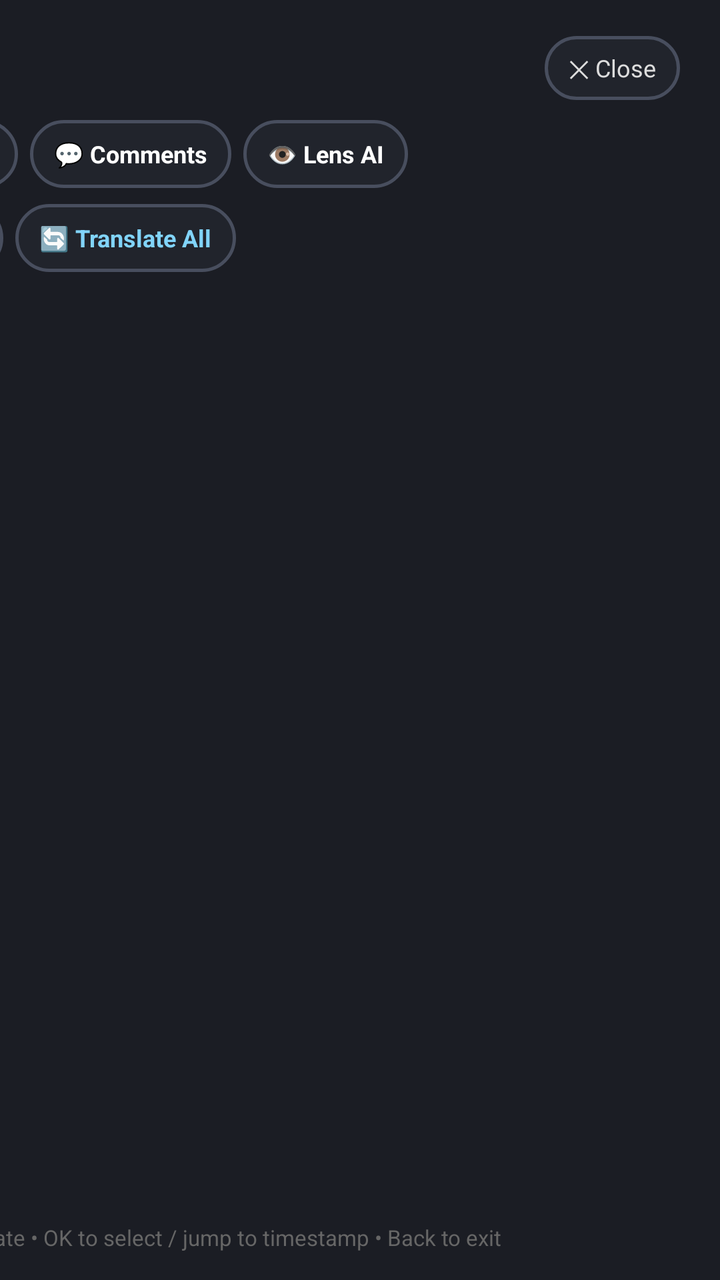
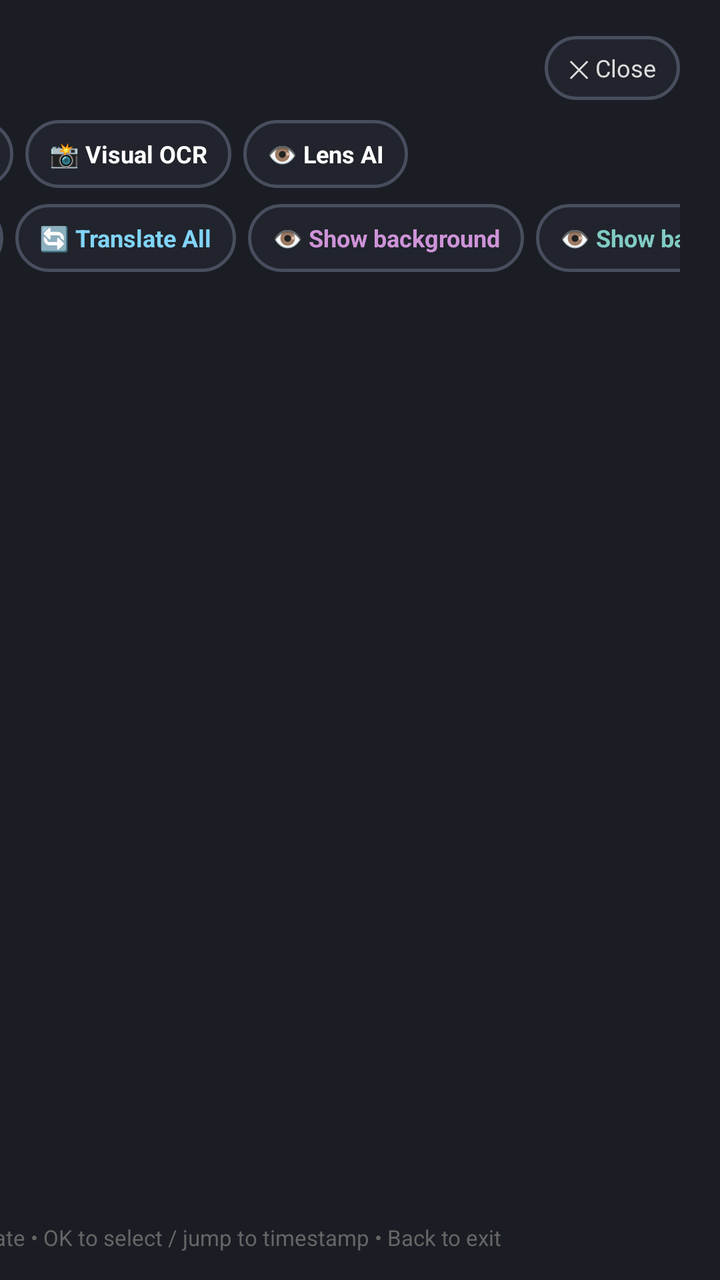

An Android layout rendered at two revisions. The XML below is the earlier revision; the diff shows what the commit changed to produce the second picture.
<!-- AndroidManifest.xml: application theme android:Theme.NoDisplay -->
<!-- res/layout/view_text_translator_overlay.xml -->
<?xml version="1.0" encoding="utf-8"?>
<FrameLayout xmlns:android="http://schemas.android.com/apk/res/android"
    android:id="@+id/tt_overlay_root"
    android:layout_width="match_parent"
    android:layout_height="match_parent"
    android:background="#66000000"
    android:clickable="true"
    android:focusable="false">

    <LinearLayout
        android:id="@+id/tt_panel_drawer"
        android:layout_width="560dp"
        android:layout_height="match_parent"
        android:layout_gravity="end"
        android:background="#1B1D24"
        android:elevation="16dp"
        android:orientation="vertical"
        android:paddingStart="20dp"
        android:paddingTop="18dp"
        android:paddingEnd="20dp"
        android:paddingBottom="14dp"
        android:clickable="true"
        android:focusable="false">

        
        <LinearLayout
            android:layout_width="match_parent"
            android:layout_height="wrap_content"
            android:orientation="horizontal"
            android:gravity="center_vertical"
            android:layout_marginBottom="10dp">

            <TextView
                android:id="@+id/tt_text_title"
                android:layout_width="0dp"
                android:layout_height="wrap_content"
                android:layout_weight="1"
                android:text="@string/tt_overlay_title"
                android:textColor="#8AB4F8"
                android:textSize="16sp"
                android:textStyle="bold" />

            <TextView
                android:id="@+id/tt_btn_close"
                android:layout_width="wrap_content"
                android:layout_height="32dp"
                android:background="@drawable/pill_youtube_tv"
                android:paddingStart="12dp"
                android:paddingEnd="12dp"
                android:gravity="center"
                android:text="@string/ai_close"
                android:textColor="#DDDDDD"
                android:textSize="12sp"
                android:focusable="true"
                android:clickable="true" />
        </LinearLayout>

        
        <HorizontalScrollView
            android:layout_width="match_parent"
            android:layout_height="wrap_content"
            android:scrollbars="none"
            android:layout_marginBottom="8dp">
            <LinearLayout
                android:layout_width="wrap_content"
                android:layout_height="wrap_content"
                android:orientation="horizontal">
                <TextView
                    android:id="@+id/tt_src_ui"
                    android:layout_width="wrap_content"
                    android:layout_height="34dp"
                    android:background="@drawable/pill_youtube_tv"
                    android:paddingStart="12dp"
                    android:paddingEnd="12dp"
                    android:gravity="center"
                    android:text="@string/tt_src_ui"
                    android:textColor="#FFFFFF"
                    android:textSize="12sp"
                    android:textStyle="bold"
                    android:focusable="true"
                    android:clickable="true"
                    android:layout_marginEnd="6dp" />
                <TextView
                    android:id="@+id/tt_src_ocr"
                    android:layout_width="wrap_content"
                    android:layout_height="34dp"
                    android:background="@drawable/pill_youtube_tv"
                    android:paddingStart="12dp"
                    android:paddingEnd="12dp"
                    android:gravity="center"
                    android:text="@string/tt_src_ocr"
                    android:textColor="#FFFFFF"
                    android:textSize="12sp"
                    android:textStyle="bold"
                    android:focusable="true"
                    android:clickable="true"
                    android:layout_marginEnd="6dp" />
                <TextView
                    android:id="@+id/tt_src_comments"
                    android:layout_width="wrap_content"
                    android:layout_height="34dp"
                    android:background="@drawable/pill_youtube_tv"
                    android:paddingStart="12dp"
                    android:paddingEnd="12dp"
                    android:gravity="center"
                    android:text="@string/tt_src_comments"
                    android:textColor="#FFFFFF"
                    android:textSize="12sp"
                    android:textStyle="bold"
                    android:focusable="true"
                    android:clickable="true"
                    android:layout_marginEnd="6dp" />
                <TextView
                    android:id="@+id/tt_src_lens"
                    android:layout_width="wrap_content"
                    android:layout_height="34dp"
                    android:background="@drawable/pill_youtube_tv"
                    android:paddingStart="12dp"
                    android:paddingEnd="12dp"
                    android:gravity="center"
                    android:text="@string/tt_src_lens"
                    android:textColor="#FFFFFF"
                    android:textSize="12sp"
                    android:textStyle="bold"
                    android:focusable="true"
                    android:clickable="true"
                    android:layout_marginEnd="6dp" />
            </LinearLayout>
        </HorizontalScrollView>

        
        <HorizontalScrollView
            android:layout_width="match_parent"
            android:layout_height="wrap_content"
            android:scrollbars="none"
            android:layout_marginBottom="10dp">
            <LinearLayout
                android:layout_width="wrap_content"
                android:layout_height="wrap_content"
                android:orientation="horizontal">
                <TextView
                    android:id="@+id/tt_btn_engine"
                    android:layout_width="wrap_content"
                    android:layout_height="34dp"
                    android:background="@drawable/pill_youtube_tv"
                    android:paddingStart="12dp"
                    android:paddingEnd="12dp"
                    android:gravity="center"
                    android:text="@string/tt_engine_standard"
                    android:textColor="#A5D6A7"
                    android:textSize="12sp"
                    android:textStyle="bold"
                    android:focusable="true"
                    android:clickable="true"
                    android:layout_marginEnd="6dp" />
                <TextView
                    android:id="@+id/tt_btn_lang"
                    android:layout_width="wrap_content"
                    android:layout_height="34dp"
                    android:background="@drawable/pill_youtube_tv"
                    android:paddingStart="12dp"
                    android:paddingEnd="12dp"
                    android:gravity="center"
                    android:text="@string/comments_lang_es"
                    android:textColor="#FFFFFF"
                    android:textSize="12sp"
                    android:textStyle="bold"
                    android:focusable="true"
                    android:clickable="true"
                    android:layout_marginEnd="6dp" />
                <TextView
                    android:id="@+id/tt_btn_translate_all"
                    android:layout_width="wrap_content"
                    android:layout_height="34dp"
                    android:background="@drawable/pill_youtube_tv"
                    android:paddingStart="12dp"
                    android:paddingEnd="12dp"
                    android:gravity="center"
                    android:text="@string/comments_translate_all"
                    android:textColor="#81D4FA"
                    android:textSize="12sp"
                    android:textStyle="bold"
                    android:focusable="true"
                    android:clickable="true"
                    android:layout_marginEnd="6dp" />
            </LinearLayout>
        </HorizontalScrollView>

        
        <TextView
            android:id="@+id/tt_text_status"
            android:layout_width="match_parent"
            android:layout_height="wrap_content"
            android:text="@string/comments_loading"
            android:textColor="#9AA0A6"
            android:textSize="12sp"
            android:layout_marginBottom="8dp" />

        
        <ScrollView
            android:id="@+id/tt_scroll_list"
            android:layout_width="match_parent"
            android:layout_height="0dp"
            android:layout_weight="1"
            android:fadeScrollbars="false"
            android:scrollbars="vertical"
            android:focusable="false"
            android:descendantFocusability="afterDescendants">

            <LinearLayout
                android:id="@+id/tt_container_items"
                android:layout_width="match_parent"
                android:layout_height="wrap_content"
                android:orientation="vertical" />
        </ScrollView>

        
        <TextView
            android:layout_width="match_parent"
            android:layout_height="wrap_content"
            android:gravity="center"
            android:text="@string/ai_footer_nav"
            android:textColor="#666666"
            android:textSize="11sp"
            android:layout_marginTop="6dp" />
    </LinearLayout>

    
    <View
        android:id="@+id/tt_menu_blue_light_filter"
        android:layout_width="match_parent"
        android:layout_height="match_parent"
        android:elevation="98dp"
        android:clickable="false"
        android:focusable="false"
        android:visibility="gone" />

    <View
        android:id="@+id/tt_menu_dimmer_filter"
        android:layout_width="match_parent"
        android:layout_height="match_parent"
        android:elevation="99dp"
        android:clickable="false"
        android:focusable="false"
        android:visibility="gone" />
</FrameLayout>
<!-- resources referenced by this layout -->
<resources>
  <!-- drawable pill_youtube_tv (drawable) -->
  <selector xmlns:android="http://schemas.android.com/apk/res/android">
      <item android:state_focused="true">
          <shape android:shape="rectangle">
              <solid android:color="#363C4D" />
              <corners android:radius="20dp" />
              <stroke android:width="2dp" android:color="#FFFFFF" />
          </shape>
      </item>
      <item>
          <shape android:shape="rectangle">
              <solid android:color="#21242C" />
              <corners android:radius="20dp" />
              <stroke android:width="1.5dp" android:color="#484E5E" />
          </shape>
      </item>
  </selector>
  <string name="ai_close">✕ Close</string>
  <string name="ai_footer_nav">🎮 D-Pad to navigate • OK to select / jump to timestamp • Back to exit</string>
  <string name="comments_lang_es">🇪🇸 Spanish</string>
  <string name="comments_loading">⏳ Loading comments...</string>
  <string name="comments_translate_all">🔄 Translate All</string>
  <string name="tt_engine_standard">🌐 Standard</string>
  <string name="tt_overlay_title">🔤 Text Translator</string>
  <string name="tt_src_comments">💬 Comments</string>
  <string name="tt_src_lens">👁️ Lens AI</string>
  <string name="tt_src_ocr">📸 Visual OCR</string>
  <string name="tt_src_ui">📺 UI Text</string>
</resources>

<!-- the commit's change to res/layout/view_text_translator_overlay.xml (unified diff, before → after) -->
@@ -81,6 +81,21 @@
                     android:clickable="true"
                     android:layout_marginEnd="6dp" />
                 <TextView
+                    android:id="@+id/tt_src_comments"
+                    android:layout_width="wrap_content"
+                    android:layout_height="34dp"
+                    android:background="@drawable/pill_youtube_tv"
+                    android:paddingStart="12dp"
+                    android:paddingEnd="12dp"
+                    android:gravity="center"
+                    android:text="@string/tt_src_comments"
+                    android:textColor="#FFFFFF"
+                    android:textSize="12sp"
+                    android:textStyle="bold"
+                    android:focusable="true"
+                    android:clickable="true"
+                    android:layout_marginEnd="6dp" />
+                <TextView
                     android:id="@+id/tt_src_ocr"
                     android:layout_width="wrap_content"
                     android:layout_height="34dp"
@@ -89,21 +104,6 @@
                     android:paddingEnd="12dp"
                     android:gravity="center"
                     android:text="@string/tt_src_ocr"
-                    android:textColor="#FFFFFF"
-                    android:textSize="12sp"
-                    android:textStyle="bold"
-                    android:focusable="true"
-                    android:clickable="true"
-                    android:layout_marginEnd="6dp" />
-                <TextView
-                    android:id="@+id/tt_src_comments"
-                    android:layout_width="wrap_content"
-                    android:layout_height="34dp"
-                    android:background="@drawable/pill_youtube_tv"
-                    android:paddingStart="12dp"
-                    android:paddingEnd="12dp"
-                    android:gravity="center"
-                    android:text="@string/tt_src_comments"
                     android:textColor="#FFFFFF"
                     android:textSize="12sp"
                     android:textStyle="bold"
@@ -178,6 +178,36 @@
                     android:gravity="center"
                     android:text="@string/comments_translate_all"
                     android:textColor="#81D4FA"
+                    android:textSize="12sp"
+                    android:textStyle="bold"
+                    android:focusable="true"
+                    android:clickable="true"
+                    android:layout_marginEnd="6dp" />
+                <TextView
+                    android:id="@+id/tt_btn_transparency"
+                    android:layout_width="wrap_content"
+                    android:layout_height="34dp"
+                    android:background="@drawable/pill_youtube_tv"
+                    android:paddingStart="12dp"
+                    android:paddingEnd="12dp"
+                    android:gravity="center"
+                    android:text="@string/tt_show_background"
+                    android:textColor="#CE93D8"
+                    android:textSize="12sp"
+                    android:textStyle="bold"
+                    android:focusable="true"
+                    android:clickable="true"
+                    android:layout_marginEnd="6dp" />
+                <TextView
+                    android:id="@+id/tt_btn_temporary_transparency"
+                    android:layout_width="wrap_content"
+                    android:layout_height="34dp"
+                    android:background="@drawable/pill_youtube_tv"
+                    android:paddingStart="12dp"
+                    android:paddingEnd="12dp"
+                    android:gravity="center"
+                    android:text="@string/tt_temporary_show_background"
+                    android:textColor="#80CBC4"
                     android:textSize="12sp"
                     android:textStyle="bold"
                     android:focusable="true"
@@ -213,6 +243,54 @@
                 android:layout_height="wrap_content"
                 android:orientation="vertical" />
         </ScrollView>
+
+        <LinearLayout
+            android:id="@+id/tt_pagination_controls"
+            android:layout_width="match_parent"
+            android:layout_height="wrap_content"
+            android:gravity="center"
+            android:orientation="horizontal"
+            android:visibility="gone"
+            android:layout_marginTop="6dp"
+            android:layout_marginBottom="2dp">
+            <TextView
+                android:id="@+id/tt_btn_previous_page"
+                android:layout_width="wrap_content"
+                android:layout_height="34dp"
+                android:background="@drawable/pill_youtube_tv"
+                android:gravity="center"
+                android:paddingStart="14dp"
+                android:paddingEnd="14dp"
+                android:text="@string/tt_page_previous"
+                android:textColor="#81D4FA"
+                android:textSize="12sp"
+                android:textStyle="bold"
+                android:focusable="true"
+                android:clickable="true" />
+            <TextView
+                android:id="@+id/tt_page_indicator"
+                android:layout_width="wrap_content"
+                android:layout_height="34dp"
+                android:gravity="center"
+                android:paddingStart="14dp"
+                android:paddingEnd="14dp"
+                android:textColor="#DDDDDD"
+                android:textSize="12sp" />
+            <TextView
+                android:id="@+id/tt_btn_next_page"
+                android:layout_width="wrap_content"
+                android:layout_height="34dp"
+                android:background="@drawable/pill_youtube_tv"
+                android:gravity="center"
+                android:paddingStart="14dp"
+                android:paddingEnd="14dp"
+                android:text="@string/tt_page_next"
+                android:textColor="#81D4FA"
+                android:textSize="12sp"
+                android:textStyle="bold"
+                android:focusable="true"
+                android:clickable="true" />
+        </LinearLayout>
 
         
         <TextView
<!-- resource entries referenced after the edit -->
@@ -24,9 +24,13 @@
   <string name="comments_translate_all">🔄 Translate All</string>
   <string name="tt_engine_standard">🌐 Standard</string>
   <string name="tt_overlay_title">🔤 Text Translator</string>
+  <string name="tt_page_next">Next ▶</string>
+  <string name="tt_page_previous">◀ Previous</string>
+  <string name="tt_show_background">👁 Show background</string>
   <string name="tt_src_comments">💬 Comments</string>
   <string name="tt_src_lens">👁️ Lens AI</string>
   <string name="tt_src_ocr">📸 Visual OCR</string>
   <string name="tt_src_ui">📺 UI Text</string>
+  <string name="tt_temporary_show_background">👁 Show background (temporary)</string>
 </resources>
 
